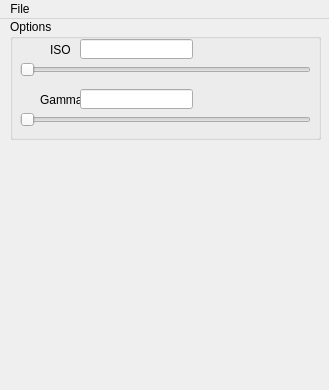
liurnd/SharpRay, file HDRViewer/mainwindow.ui: the form before one commit.
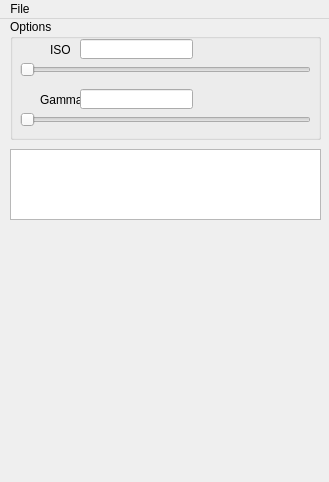
The form after the commit.

The edit to the form file:
```diff
--- a/HDRViewer/mainwindow.ui
+++ b/HDRViewer/mainwindow.ui
@@ -7,7 +7,7 @@
     <x>0</x>
     <y>0</y>
     <width>329</width>
-    <height>390</height>
+    <height>482</height>
    </rect>
   </property>
   <property name="windowTitle">
@@ -121,9 +121,19 @@
     <property name="geometry">
      <rect>
       <x>10</x>
+      <y>210</y>
+      <width>311</width>
+      <height>241</height>
+     </rect>
+    </property>
+   </widget>
+   <widget class="QTextBrowser" name="infoBox">
+    <property name="geometry">
+     <rect>
+      <x>10</x>
       <y>130</y>
       <width>311</width>
-      <height>231</height>
+      <height>71</height>
      </rect>
     </property>
    </widget>
```
